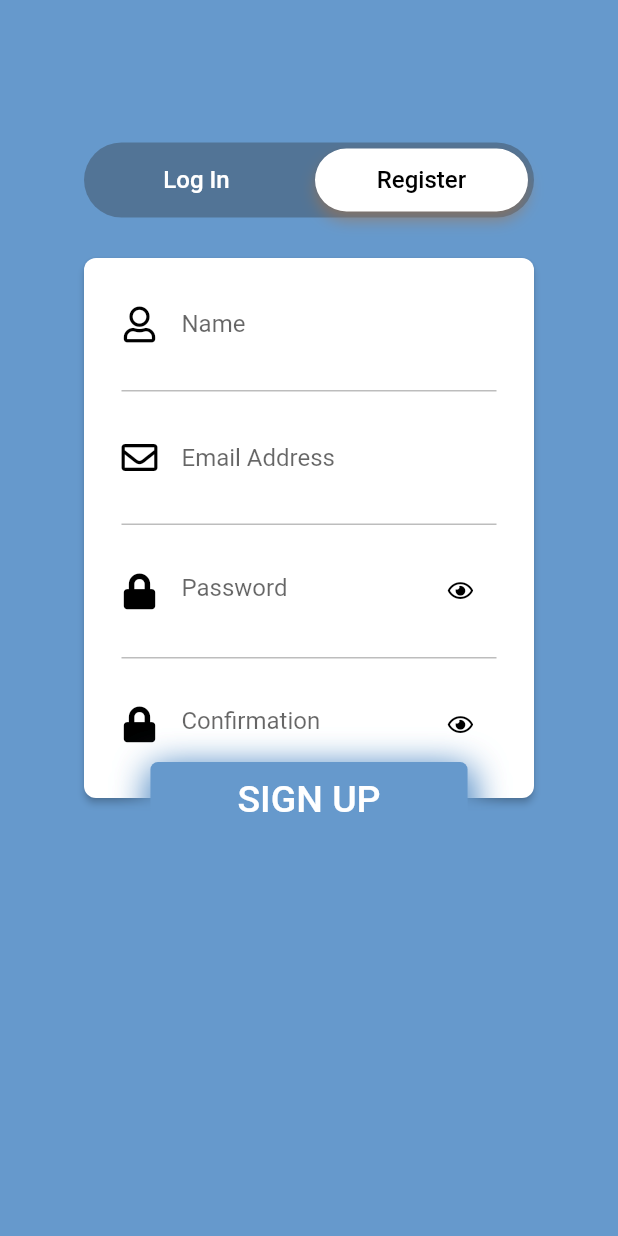
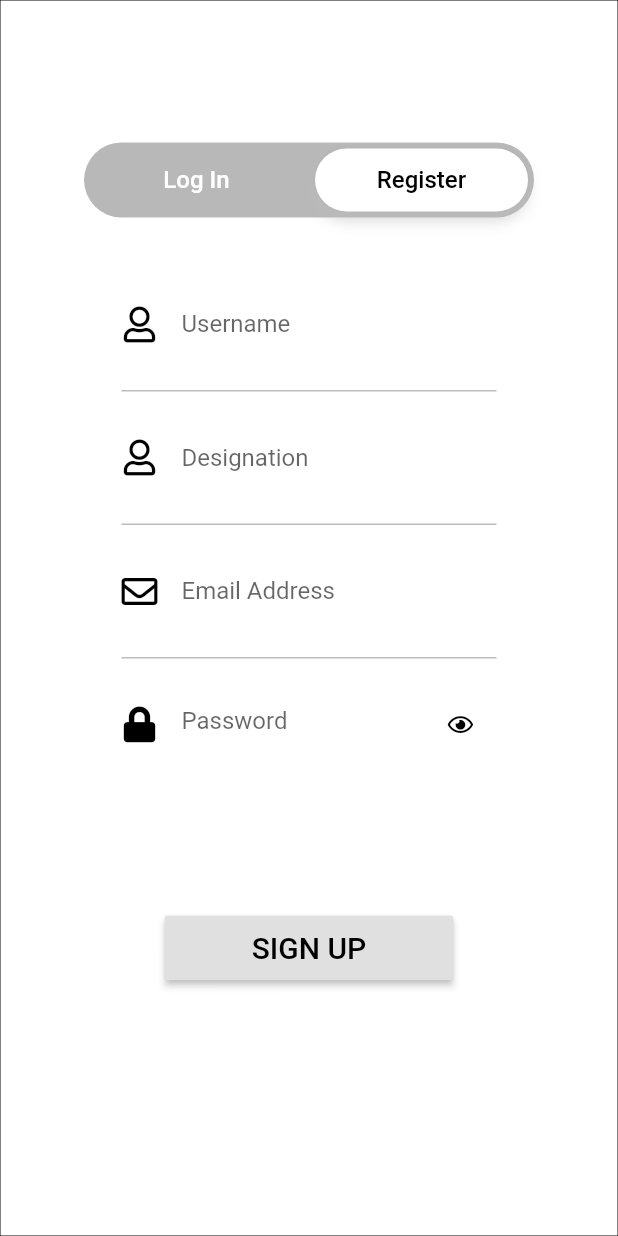
Before and after one commit to sanukumar97/bcard, a Flutter app: the screen it shows after launch, swiped to page 2, on a phone screen of 412 x 824 dp. Run offline on Flutter 3.47's test engine with Material 2 defaults, Android fonts, the phone set to English and light mode, and no system bars; our stand-ins replace firebase_auth, font_awesome_flutter; accounts and stored records are empty; Roboto replaces fonts that are missing (WorkSansBold, WorkSansSemiBold).

```diff
--- a/lib/login_screen.dart
+++ b/lib/login_screen.dart
@@ -3,7 +3,7 @@ import 'package:firebase_auth/firebase_auth.dart';
 
 final FirebaseAuth mAuth = FirebaseAuth.instance;
 
-class LoginSignUpPage extends StatefulWidget
+class LoginSignUpPage extends StatefulWidget {
 
   @override
   State<StatefulWidget> createState() => new _LoginSignUpPageState();
--- /dev/null
+++ b/lib/services/misc.dart
@@ -0,0 +1,28 @@
+import 'package:flutter/material.dart';
+
+void showLoading(BuildContext context, String message){
+  showDialog(
+    context: context,
+    barrierDismissible: false,
+    builder: (BuildContext context){
+      return Dialog(
+        child: new Column(
+          mainAxisSize: MainAxisSize.min,
+          children: <Widget>[
+            Padding(
+              padding: EdgeInsets.all(4.0),
+            ),
+            CircularProgressIndicator(),
+            Padding(
+              padding: EdgeInsets.all(4.0),
+            ),
+            Text(message),
+            Padding(
+              padding: EdgeInsets.all(4.0),
+            ),
+          ],
+        )
+      );
+    }
+  );
+}
--- a/lib/signup_page.dart
+++ b/lib/signup_page.dart
@@ -1,10 +1,9 @@
 import 'package:flutter/material.dart';
-import 'package:flutter/material.dart' as prefix0;
 import 'package:flutter/services.dart';
 import 'package:font_awesome_flutter/font_awesome_flutter.dart';
 import 'style/theme.dart' as Theme;
 import 'package:bcard/utils/bubble_indication_painter.dart';
-import 'main.dart';
+import './services/misc.dart';
 
 class LoginPage extends StatefulWidget {
   LoginPage({Key key}) : super(key: key);
@@ -17,12 +16,15 @@ class _LoginPageState extends State<LoginPage>
     with SingleTickerProviderStateMixin {
 
   final GlobalKey<ScaffoldState> _scaffoldKey = new GlobalKey<ScaffoldState>();
+  final GlobalKey<FormState> _signUpKey = GlobalKey<FormState>();
+  final GlobalKey<FormState> _logInKey = GlobalKey<FormState>();
 
   final FocusNode myFocusNodeEmailLogin = FocusNode();
   final FocusNode myFocusNodePasswordLogin = FocusNode();
 
   final FocusNode myFocusNodePassword = FocusNode();
   final FocusNode myFocusNodeEmail = FocusNode();
+  final FocusNode myFocusNodeDesignation = FocusNode();
   final FocusNode myFocusNodeName = FocusNode();
 
   TextEditingController loginEmailController = new TextEditingController();
@@ -34,9 +36,8 @@ class _LoginPageState extends State<LoginPage>
 
   TextEditingController signupEmailController = new TextEditingController();
   TextEditingController signupNameController = new TextEditingController();
+  TextEditingController signupDesignationController = new TextEditingController();
   TextEditingController signupPasswordController = new TextEditingController();
-  TextEditingController signupConfirmPasswordController =
-      new TextEditingController();
 
   PageController _pageController;
 
@@ -58,15 +59,10 @@ class _LoginPageState extends State<LoginPage>
                     ? MediaQuery.of(context).size.height
                     : 775.0,
                 decoration: new BoxDecoration(
-                  gradient: new LinearGradient(
-                      colors: [
-                        Theme.Colors.loginGradientStart,
-                        Theme.Colors.loginGradientEnd
-                      ],
-                      begin: const FractionalOffset(0.0, 0.0),
-                      end: const FractionalOffset(1.0, 1.0),
-                      stops: [0.0, 1.0],
-                      tileMode: TileMode.clamp),
+                  border: Border.all(
+                    width: 0.0,
+                  ),
+                  color: Colors.white,
                 ),
                 child: Column(
                   mainAxisSize: MainAxisSize.max,
@@ -137,7 +133,6 @@ class _LoginPageState extends State<LoginPage>
   }
 
   void showInSnackBar(String value) {
-    FocusScope.of(context).requestFocus(new FocusNode());
     _scaffoldKey.currentState?.removeCurrentSnackBar();
     _scaffoldKey.currentState.showSnackBar(new SnackBar(
       content: new Text(
@@ -212,7 +207,7 @@ class _LoginPageState extends State<LoginPage>
             overflow: Overflow.visible,
             children: <Widget>[
               Card(
-                elevation: 2.0,
+                elevation: 0.0,
                 color: Colors.white,
                 shape: RoundedRectangleBorder(
                   borderRadius: BorderRadius.circular(8.0),
@@ -315,18 +310,18 @@ class _LoginPageState extends State<LoginPage>
                       stops: [0.0, 1.0],
                       tileMode: TileMode.clamp),
                 ),
-                child: MaterialButton(
+                child: RaisedButton(
                     highlightColor: Colors.transparent,
                     splashColor: Theme.Colors.loginGradientEnd,
-                    //shape: RoundedRectangleBorder(borderRadius: BorderRadius.all(Radius.circular(5.0))),
+                    shape: RoundedRectangleBorder(borderRadius: BorderRadius.all(Radius.circular(5.0))),
                     child: Padding(
                       padding: const EdgeInsets.symmetric(
                           vertical: 10.0, horizontal: 42.0),
                       child: Text(
                         "LOGIN",
                         style: TextStyle(
-                            color: Colors.white,
-                            fontSize: 25.0,
+                            color: Colors.black,
+                            fontSize: 20.0,
                             fontFamily: "WorkSansBold"),
                       ),
                     ),
@@ -343,97 +338,11 @@ class _LoginPageState extends State<LoginPage>
                 "Forgot Password?",
                 style: TextStyle(
                     decoration: TextDecoration.underline,
-                      color: Colors.white,
+                    color: Colors.black,
                     fontSize: 16.0,
                     fontFamily: "WorkSansMedium"),
-                )),
+              )
             ),
-          Padding(
-            padding: EdgeInsets.only(top: 10.0),
-            child: Row(
-              mainAxisAlignment: MainAxisAlignment.center,
-              children: <Widget>[
-                Container(
-                  decoration: BoxDecoration(
-                    gradient: new LinearGradient(
-                        colors: [
-                          Colors.white10,
-                          Colors.white,
-                        ],
-                        begin: const FractionalOffset(0.0, 0.0),
-                        end: const FractionalOffset(1.0, 1.0),
-                        stops: [0.0, 1.0],
-                        tileMode: TileMode.clamp),
-                  ),
-                  width: 100.0,
-                  height: 1.0,
-                ),
-                Padding(
-                  padding: EdgeInsets.only(left: 15.0, right: 15.0),
-                  child: Text(
-                    "Or",
-                    style: TextStyle(
-                        color: Colors.white,
-                        fontSize: 16.0,
-                        fontFamily: "WorkSansMedium"),
-                  ),
-                ),
-                Container(
-                  decoration: BoxDecoration(
-                    gradient: new LinearGradient(
-                        colors: [
-                          Colors.white,
-                          Colors.white10,
-                        ],
-                        begin: const FractionalOffset(0.0, 0.0),
-                        end: const FractionalOffset(1.0, 1.0),
-                        stops: [0.0, 1.0],
-                        tileMode: TileMode.clamp),
-                  ),
-                  width: 100.0,
-                  height: 1.0,
-                ),
-              ],
-            ),
-          ),
-          Row(
-            mainAxisAlignment: MainAxisAlignment.center,
-            children: <Widget>[
-              Padding(
-                padding: EdgeInsets.only(top: 10.0, right: 40.0),
-                child: GestureDetector(
-                  onTap: () => showInSnackBar("Google button pressed"),
-                  child: Container(
-                    padding: const EdgeInsets.all(15.0),
-                    decoration: new BoxDecoration(
-                      shape: BoxShape.circle,
-                      color: Colors.white,
-                    ),
-                    child: new Icon(
-                      FontAwesomeIcons.google,
-                      color: Color(0xFF0084ff),
-                    ),
-                  ),
-                ),
-              ),
-              Padding(
-                padding: EdgeInsets.only(top: 10.0),
-                child: GestureDetector(
-                  onTap: () => showInSnackBar("LinkedIn button pressed"),
-                  child: Container(
-                    padding: const EdgeInsets.all(15.0),
-                    decoration: new BoxDecoration(
-                      shape: BoxShape.circle,
-                      color: Colors.white,
-                    ),
-                    child: new Icon(
-                      FontAwesomeIcons.linkedinIn,
-                      color: Color(0xFF0084ff),
-                    ),
-                  ),
-                ),
-              ),
-            ],
           ),
         ],
       ),
@@ -450,20 +359,31 @@ class _LoginPageState extends State<LoginPage>
             overflow: Overflow.visible,
             children: <Widget>[
               Card(
-                elevation: 2.0,
+                elevation: 0.0,
                 color: Colors.white,
                 shape: RoundedRectangleBorder(
                   borderRadius: BorderRadius.circular(8.0),
                 ),
                 child: Container(
                   width: 300.0,
-                  height: 360.0,
+                  height: 460.0,
+                  child: Form(
+                    key: _signUpKey,
                     child: Column(
                       children: <Widget>[
                         Padding(
                           padding: EdgeInsets.only(
                               top: 20.0, bottom: 20.0, left: 25.0, right: 25.0),
-                        child: TextField(
+                          child: TextFormField(
+                            validator: (value){
+                              if(value.isEmpty){
+                                return "Please enter Username";
+                              }
+                              else if(value.length < 5){
+                                return "Username must have at least 5 chars";
+                              }
+                              return null;
+                            },
                             focusNode: myFocusNodeName,
                             controller: signupNameController,
                             keyboardType: TextInputType.text,
@@ -478,7 +398,7 @@ class _LoginPageState extends State<LoginPage>
                                 FontAwesomeIcons.user,
                                 color: Colors.black,
                               ),
-                            hintText: "Name",
+                              hintText: "Username",
                               hintStyle: TextStyle(
                                   fontFamily: "WorkSansSemiBold", fontSize: 16.0),
                             ),
@@ -492,7 +412,49 @@ class _LoginPageState extends State<LoginPage>
                         Padding(
                           padding: EdgeInsets.only(
                               top: 20.0, bottom: 20.0, left: 25.0, right: 25.0),
-                        child: TextField(
+                          child: TextFormField(
+                            validator: (value){
+                              if(value.isEmpty){
+                                return "Please Enter Your Designation";
+                              }
+
+                              return null;
+                            },
+                            focusNode: myFocusNodeDesignation,
+                            controller: signupDesignationController,
+                            keyboardType: TextInputType.text,
+                            textCapitalization: TextCapitalization.words,
+                            style: TextStyle(
+                                fontFamily: "WorkSansSemiBold",
+                                fontSize: 16.0,
+                                color: Colors.black),
+                            decoration: InputDecoration(
+                              border: InputBorder.none,
+                              icon: Icon(
+                                FontAwesomeIcons.user,
+                                color: Colors.black,
+                              ),
+                              hintText: "Designation",
+                              hintStyle: TextStyle(
+                                  fontFamily: "WorkSansSemiBold", fontSize: 16.0),
+                            ),
+                          ),
+                        ),
+                        Container(
+                          width: 250.0,
+                          height: 1.0,
+                          color: Colors.grey[400],
+                        ),
+                        Padding(
+                          padding: EdgeInsets.only(
+                              top: 20.0, bottom: 20.0, left: 25.0, right: 25.0),
+                          child: TextFormField(
+                            validator: (value){
+                              if(!value.contains("@")){
+                                return "Invalid Email Address";
+                              }
+                              return null;
+                            },
                             focusNode: myFocusNodeEmail,
                             controller: signupEmailController,
                             keyboardType: TextInputType.emailAddress,
@@ -520,7 +482,13 @@ class _LoginPageState extends State<LoginPage>
                         Padding(
                           padding: EdgeInsets.only(
                               top: 20.0, bottom: 20.0, left: 25.0, right: 25.0),
-                        child: TextField(
+                          child: TextFormField(
+                            validator: (value){
+                              if(value.length < 8){
+                                return "Password must contains 8 chars";
+                              }
+                              return null;
+                            },
                             focusNode: myFocusNodePassword,
                             controller: signupPasswordController,
                             obscureText: _obscureTextSignup,
@@ -550,49 +518,13 @@ class _LoginPageState extends State<LoginPage>
                             ),
                           ),
                         ),
-                      Container(
-                        width: 250.0,
-                        height: 1.0,
-                        color: Colors.grey[400],
-                      ),
-                      Padding(
-                        padding: EdgeInsets.only(
-                            top: 20.0, bottom: 20.0, left: 25.0, right: 25.0),
-                        child: TextField(
-                          controller: signupConfirmPasswordController,
-                          obscureText: _obscureTextSignupConfirm,
-                          style: TextStyle(
-                              fontFamily: "WorkSansSemiBold",
-                              fontSize: 16.0,
-                              color: Colors.black),
-                          decoration: InputDecoration(
-                            border: InputBorder.none,
-                            icon: Icon(
-                              FontAwesomeIcons.lock,
-                              color: Colors.black,
-                            ),
-                            hintText: "Confirmation",
-                            hintStyle: TextStyle(
-                                fontFamily: "WorkSansSemiBold", fontSize: 16.0),
-                            suffixIcon: GestureDetector(
-                              onTap: _toggleSignupConfirm,
-                              child: Icon(
-                                _obscureTextSignupConfirm
-                                    ? FontAwesomeIcons.eye
-                                    : FontAwesomeIcons.eyeSlash,
-                                size: 15.0,
-                                color: Colors.black,
+                      ],
                     ),
                   ),
                 ),
               ),
-                      ),
-                    ],
-                  ),
-                ),
-              ),
               Container(
-                margin: EdgeInsets.only(top: 340.0),
+                margin: EdgeInsets.only(top: 440.0),
                 decoration: new BoxDecoration(
                   borderRadius: BorderRadius.all(Radius.circular(5.0)),
                   boxShadow: <BoxShadow>[
@@ -617,7 +549,7 @@ class _LoginPageState extends State<LoginPage>
                       stops: [0.0, 1.0],
                       tileMode: TileMode.clamp),
                 ),
-                child: MaterialButton(
+                child: RaisedButton(
                     highlightColor: Colors.transparent,
                     splashColor: Theme.Colors.loginGradientEnd,
                     //shape: RoundedRectangleBorder(borderRadius: BorderRadius.all(Radius.circular(5.0))),
@@ -627,16 +559,23 @@ class _LoginPageState extends State<LoginPage>
                       child: Text(
                         "SIGN UP",
                         style: TextStyle(
-                            color: Colors.white,
-                            fontSize: 25.0,
+                            color: Colors.black,
+                            fontSize: 20.0,
                             fontFamily: "WorkSansBold"),
                       ),
                     ),
                     onPressed: (){
-                      Navigator.pushReplacement(
-                        context,
-                        MaterialPageRoute(builder: (context) => HomePage())
-                      );
+                      if(_signUpKey.currentState.validate()){
+                        showLoading(context, "Registering..");
+                        print("Username: ${signupNameController.text}");
+                        print("Designation: ${signupDesignationController.text}");
+                        print("Email: ${signupEmailController.text}");
+                        print("Password: ${signupPasswordController.text}");
+                        Future.delayed(Duration(seconds: 3), (){
+                          Navigator.pop(context);
+
+                        });
+                      }
                     },
                 )
               ),
--- a/lib/style/theme.dart
+++ b/lib/style/theme.dart
@@ -8,8 +8,8 @@ class Colors {
 
   // static const Color loginGradientStart = const Color(0xFFfbab66);
   // static const Color loginGradientEnd = const Color(0xFFf7418c);
-  static const Color loginGradientStart = const Color(0xff6699cc);
-  static const Color loginGradientEnd = const Color(0xff6699cc);
+  static const Color loginGradientStart = const Color(0xffffffff);
+  static const Color loginGradientEnd = const Color(0xffffffff);
 
   static const primaryGradient = const LinearGradient(
     colors: const [loginGradientStart, loginGradientEnd],
--- a/lib/utils/bubble_indication_painter.dart
+++ b/lib/utils/bubble_indication_painter.dart
@@ -42,7 +42,7 @@ class TabIndicationPainter extends CustomPainter {
         new Rect.fromCircle(center: target, radius: radius), 1.5 * pi, 1 * pi);
 
     canvas.translate(size.width * pageOffset, 0.0);
-    canvas.drawShadow(path, Color(0xFFfbab66), 3.0, true);
+    canvas.drawShadow(path, Color(0xFFFFFFFF), 3.0, true);
     canvas.drawPath(path, painter);
   }
 
--- a/pubspec.yaml
+++ b/pubspec.yaml
@@ -17,7 +17,7 @@ environment:
   sdk: ">=2.1.0 <3.0.0"
 
 dependencies:
-  firebase_auth: an
+  firebase_auth: any
   font_awesome_flutter: any
   flutter:
     sdk: flutter
```
Also changed, not shown: lib/services/signup.dart (added). Lines whose indentation alone changed are shown as unchanged.
